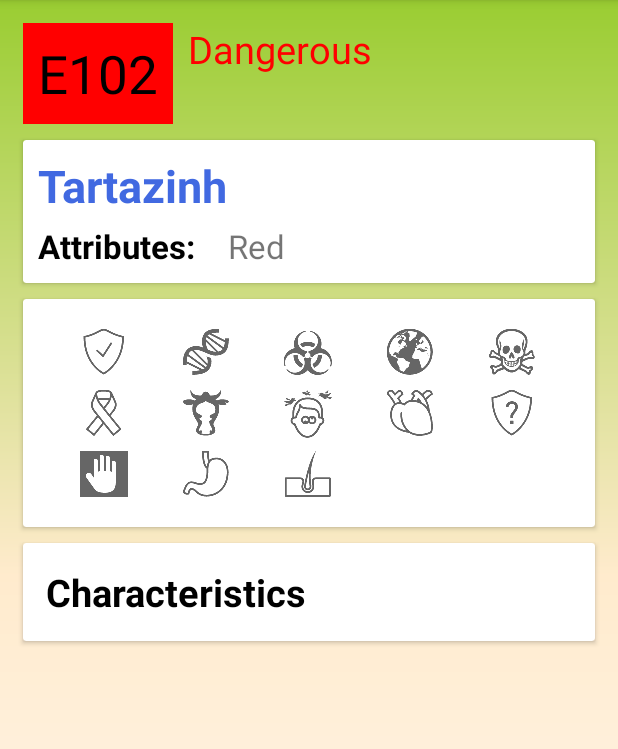
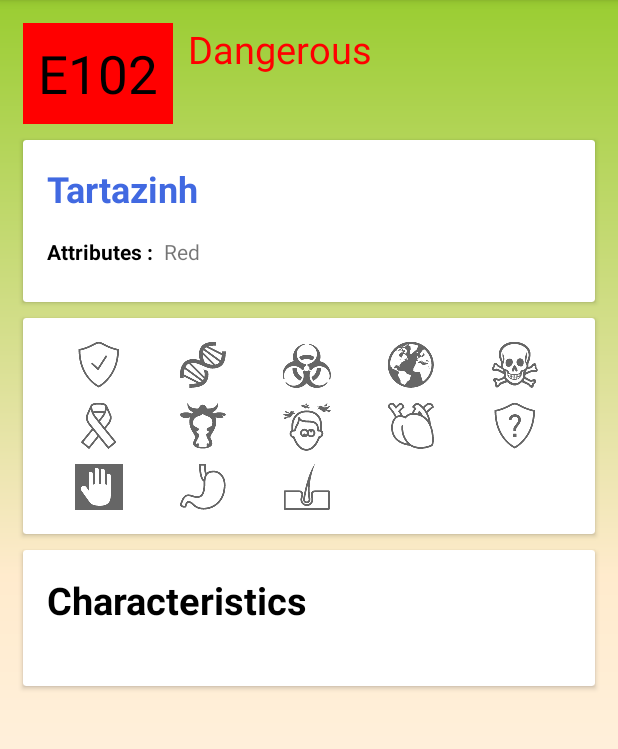
Before and after one commit to nzisis/HealthAdvisor, an Android app: the ESubstanceActivity screen opened directly, with no data from a screen before it, on a phone screen of 412 x 824 dp, the part 84-833 px from its top. Run offline under Robolectric (Android 15) with nearby library versions, the phone set to English and light mode, and no system bars; 9 statements that could not run were skipped.

Commit message:
ESubstance XML design
Fixed some metrics in the esubstance xml file.

```diff
--- a/app/src/main/res/layout/activity_esubstance.xml
+++ b/app/src/main/res/layout/activity_esubstance.xml
@@ -1,5 +1,4 @@
 <ScrollView xmlns:android="http://schemas.android.com/apk/res/android"
-    xmlns:card_view="http://schemas.android.com/apk/res-auto"
     xmlns:tools="http://schemas.android.com/tools"
     android:layout_width="match_parent"
     android:layout_height="match_parent"
@@ -55,47 +54,48 @@
             android:layout_width="match_parent"
             android:layout_height="wrap_content"
             android:layout_below="@+id/rlName"
-            android:layout_margin="@dimen/ESubstanceCardMargin"
-            card_view:contentPadding="@dimen/ESubstanceCardPadding">
+            android:layout_margin="@dimen/ESubstanceCardMargin">
 
             <LinearLayout
                 android:layout_width="match_parent"
                 android:layout_height="wrap_content"
-                android:orientation="vertical">
+                android:orientation="vertical"
+                android:paddingBottom="24dp"
+                android:paddingLeft="16dp"
+                android:paddingRight="16dp">
 
                 <TextView
                     android:id="@+id/tv_esubstance_compound"
                     android:layout_width="match_parent"
                     android:layout_height="wrap_content"
+                    android:paddingTop="16dp"
                     android:text="Tartazinh"
                     android:textColor="#4169e1"
-                    android:textSize="@dimen/ESubstanceName"
+                    android:textSize="24sp"
                     android:textStyle="bold" />
 
                 <LinearLayout
                     android:id="@+id/llAttributes"
                     android:layout_width="match_parent"
                     android:layout_height="wrap_content"
-                    android:layout_marginTop="5dp"
-                    android:orientation="horizontal"
-                    android:weightSum="2">
+                    android:orientation="horizontal">
 
                     <TextView
-                        android:layout_width="match_parent"
+                        android:layout_width="wrap_content"
                         android:layout_height="wrap_content"
-                        android:layout_weight="1.3"
-                        android:text="Attributes:"
+                        android:paddingTop="16dp"
+                        android:text="Attributes : "
                         android:textColor="#000"
-                        android:textSize="@dimen/ESubstanceAttributes"
+                        android:textSize="14sp"
                         android:textStyle="bold" />
 
                     <TextView
                         android:id="@+id/tvAttribute"
                         android:layout_width="match_parent"
                         android:layout_height="wrap_content"
-                        android:layout_weight="0.7"
+                        android:paddingLeft="4dp"
                         android:text="Red"
-                        android:textSize="@dimen/ESubstanceAttributes" />
+                        android:textSize="14sp" />
 
                 </LinearLayout>
 
@@ -109,17 +109,16 @@
             android:layout_width="match_parent"
             android:layout_height="wrap_content"
             android:layout_below="@+id/cardCompound"
-            android:layout_margin="@dimen/ESubstanceCardMargin"
-            card_view:contentPadding="@dimen/ESubstanceCardPadding">
+            android:layout_margin="@dimen/ESubstanceCardMargin">
 
             <com.ngngteam.healthadvisor.Utils.ScrollableGridView
+                android:id="@+id/gvIcons"
                 android:layout_width="fill_parent"
                 android:layout_height="fill_parent"
                 android:gravity="center"
-                android:id="@+id/gvIcons"
                 android:isScrollContainer="false"
                 android:numColumns="5"
-                android:padding="@dimen/ESubstanceCardPadding"
+                android:padding="16dp"
                 android:stretchMode="columnWidth"
                 android:verticalSpacing="10dp" />
 
@@ -129,19 +128,22 @@
             android:layout_width="match_parent"
             android:layout_height="wrap_content"
             android:layout_below="@+id/cardIcons"
-            android:layout_margin="@dimen/ESubstanceCardMargin"
-            card_view:contentPadding="@dimen/ESubstanceCardPadding">
+            android:layout_margin="@dimen/ESubstanceCardMargin">
 
             <LinearLayout
                 android:layout_width="match_parent"
                 android:layout_height="wrap_content"
-                android:orientation="vertical">
+                android:orientation="vertical"
+                android:paddingBottom="24dp"
+                android:paddingLeft="16dp"
+                android:paddingRight="16dp">
 
                 <TextView
                     android:id="@+id/echaracteristics"
                     android:layout_width="match_parent"
                     android:layout_height="wrap_content"
-                    android:layout_margin="@dimen/ESubstanceCardMargin"
+                    android:paddingBottom="16dp"
+                    android:paddingTop="16dp"
                     android:text="Characteristics"
                     android:textColor="#000"
                     android:textSize="@dimen/ESubstanceState"
```
